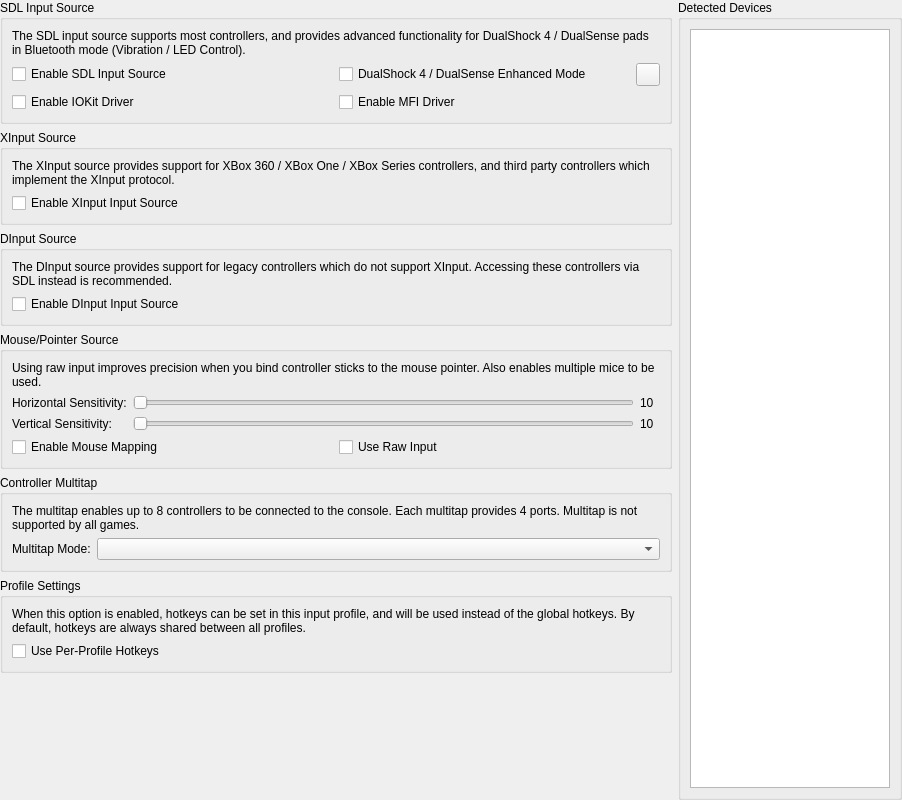
Before: the Qt Designer form src/duckstation-qt/controllerglobalsettingswidget.ui in kofxi3584karlayang/duckstation, drawn with Qt 5.
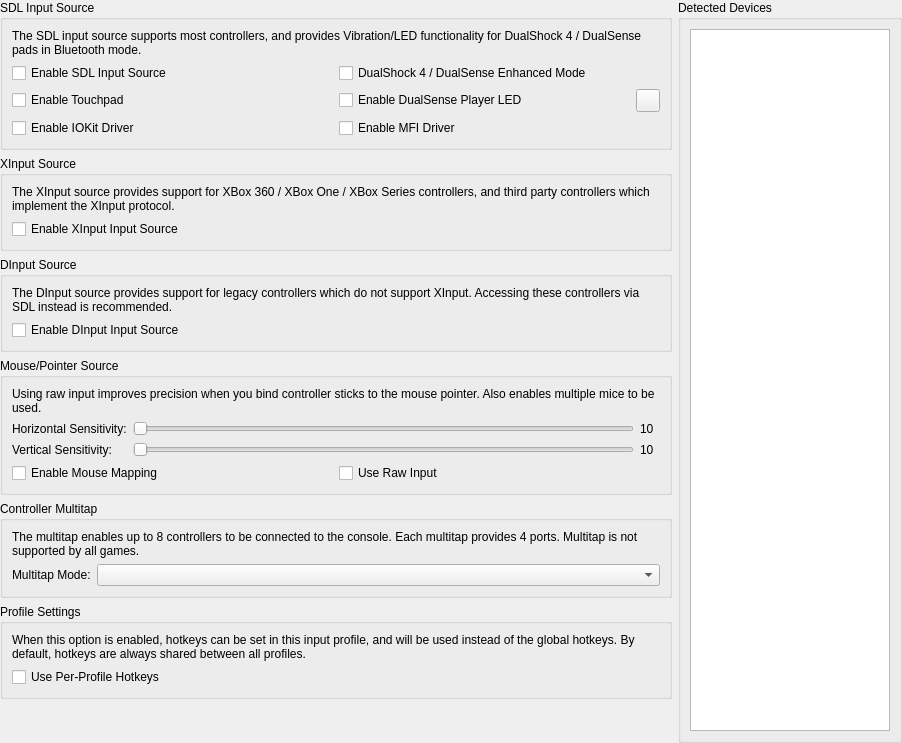
After: the same form once the commit is applied. Icons and pictures are not drawn.

Commit message:
Qt: Add 'Enable Touchpad' to Controller Settings
Have to shuffle a few other things around to fit in 768p.

Patch:
```diff
--- a/src/duckstation-qt/controllerglobalsettingswidget.ui
+++ b/src/duckstation-qt/controllerglobalsettingswidget.ui
@@ -7,7 +7,7 @@
     <x>0</x>
     <y>0</y>
     <width>902</width>
-    <height>800</height>
+    <height>743</height>
    </rect>
   </property>
   <layout class="QGridLayout" name="mainLayout" columnstretch="1,0">
@@ -109,13 +109,17 @@
       <string>SDL Input Source</string>
      </property>
      <layout class="QGridLayout" name="sdlGridLayout">
-      <item row="0" column="0" colspan="2">
-       <widget class="QLabel" name="label_2">
+      <item row="3" column="1">
+       <widget class="QCheckBox" name="enableSDLMFIDriver">
         <property name="text">
-         <string>The SDL input source supports most controllers, and provides advanced functionality for DualShock 4 / DualSense pads in Bluetooth mode (Vibration / LED Control).</string>
+         <string>Enable MFI Driver</string>
         </property>
-        <property name="wordWrap">
-         <bool>true</bool>
+       </widget>
+      </item>
+      <item row="3" column="0">
+       <widget class="QCheckBox" name="enableSDLIOKitDriver">
+        <property name="text">
+         <string>Enable IOKit Driver</string>
         </property>
        </widget>
       </item>
@@ -126,12 +130,42 @@
         </property>
        </widget>
       </item>
+      <item row="0" column="0" colspan="2">
+       <widget class="QLabel" name="label_2">
+        <property name="text">
+         <string>The SDL input source supports most controllers, and provides Vibration/LED functionality for DualShock 4 / DualSense pads in Bluetooth mode.</string>
+        </property>
+        <property name="wordWrap">
+         <bool>true</bool>
+        </property>
+       </widget>
+      </item>
+      <item row="2" column="0">
+       <widget class="QCheckBox" name="enableTouchPadAsPointer">
+        <property name="text">
+         <string>Enable Touchpad</string>
+        </property>
+       </widget>
+      </item>
       <item row="1" column="1">
+       <widget class="QCheckBox" name="enableSDLEnhancedMode">
+        <property name="text">
+         <string>DualShock 4 / DualSense Enhanced Mode</string>
+        </property>
+       </widget>
+      </item>
+      <item row="2" column="1">
        <layout class="QHBoxLayout" name="horizontalLayout_4">
         <item>
-         <widget class="QCheckBox" name="enableSDLEnhancedMode">
+         <widget class="QCheckBox" name="enableSDLPS5PlayerLED">
+          <property name="sizePolicy">
+           <sizepolicy hsizetype="Minimum" vsizetype="Fixed">
+            <horstretch>0</horstretch>
+            <verstretch>0</verstretch>
+           </sizepolicy>
+          </property>
           <property name="text">
-           <string>DualShock 4 / DualSense Enhanced Mode</string>
+           <string>Enable DualSense Player LED</string>
           </property>
          </widget>
         </item>
@@ -147,20 +181,6 @@
         </item>
        </layout>
       </item>
-      <item row="2" column="0">
-       <widget class="QCheckBox" name="enableSDLIOKitDriver">
-        <property name="text">
-         <string>Enable IOKit Driver</string>
-        </property>
-       </widget>
-      </item>
-      <item row="2" column="1">
-       <widget class="QCheckBox" name="enableSDLMFIDriver">
-        <property name="text">
-         <string>Enable MFI Driver</string>
-        </property>
-       </widget>
-      </item>
      </layout>
     </widget>
    </item>
@@ -371,7 +391,7 @@
      <property name="sizeHint" stdset="0">
       <size>
        <width>20</width>
-       <height>40</height>
+       <height>1</height>
       </size>
      </property>
     </spacer>
```
Left out of the diff: 112 changed lines with no effect on the pictures. The commit also changes 2 other files.
